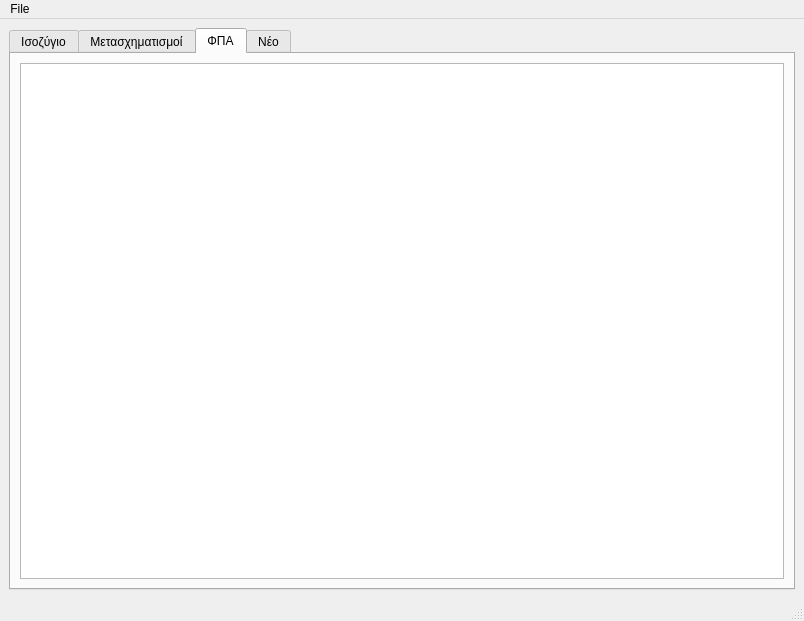
Above: fpagui.ui from tedlaz/fpa2022-gui before the change. Below: the same form after it.
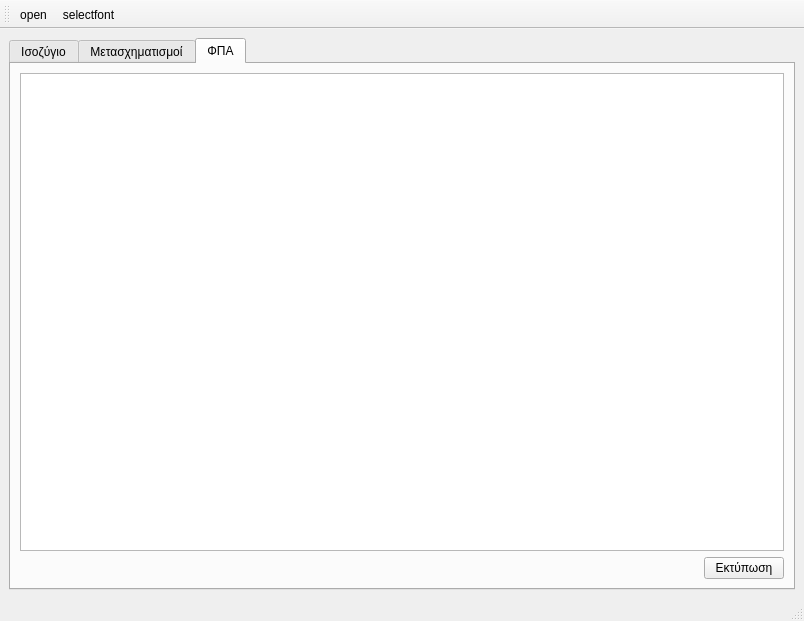
That is the form after the change. The open tabs and pages were chosen to show the change. Icons and pictures are not drawn.

What changed in the file:
```diff
--- a/fpagui.ui
+++ b/fpagui.ui
@@ -280,50 +280,69 @@
           </property>
          </widget>
         </item>
+        <item>
+         <layout class="QHBoxLayout" name="horizontalLayout_5">
+          <item>
+           <spacer name="horizontalSpacer_3">
+            <property name="orientation">
+             <enum>Qt::Horizontal</enum>
+            </property>
+            <property name="sizeHint" stdset="0">
+             <size>
+              <width>40</width>
+              <height>20</height>
+             </size>
+            </property>
+           </spacer>
+          </item>
+          <item>
+           <widget class="QPushButton" name="btnprint">
+            <property name="text">
+             <string>Εκτύπωση</string>
+            </property>
+           </widget>
+          </item>
+         </layout>
+        </item>
        </layout>
       </widget>
-      <widget class="QWidget" name="new_tab">
-       <attribute name="title">
-        <string>Νέο</string>
-       </attribute>
-      </widget>
      </widget>
     </item>
    </layout>
   </widget>
-  <widget class="QMenuBar" name="menubar">
-   <property name="geometry">
-    <rect>
-     <x>0</x>
-     <y>0</y>
-     <width>804</width>
-     <height>22</height>
-    </rect>
-   </property>
-   <widget class="QMenu" name="menuFile">
-    <property name="title">
-     <string>File</string>
-    </property>
-    <addaction name="actionOpen"/>
-   </widget>
-   <addaction name="menuFile"/>
-  </widget>
   <widget class="QStatusBar" name="statusbar"/>
-  <action name="actionOpen">
+  <widget class="QToolBar" name="toolBar">
+   <property name="windowTitle">
+    <string>toolBar</string>
+   </property>
+   <attribute name="toolBarArea">
+    <enum>TopToolBarArea</enum>
+   </attribute>
+   <attribute name="toolBarBreak">
+    <bool>false</bool>
+   </attribute>
+   <addaction name="actionopenfpa"/>
+   <addaction name="actionselectfont"/>
+  </widget>
+  <action name="actionopenfpa">
    <property name="icon">
     <iconset resource="resources.qrc">
      <normaloff>:/images/images/open.png</normaloff>:/images/images/open.png</iconset>
    </property>
    <property name="text">
-    <string>Open</string>
-   </property>
-   <property name="toolTip">
-    <string>Open isozygio file</string>
+    <string>open</string>
    </property>
   </action>
-  <action name="actionopenfpa">
+  <action name="actionselectfont">
+   <property name="icon">
+    <iconset resource="resources.qrc">
+     <normaloff>:/images/images/font.png</normaloff>:/images/images/font.png</iconset>
+   </property>
    <property name="text">
-    <string>openfpa</string>
+    <string>selectfont</string>
+   </property>
+   <property name="toolTip">
+    <string>Επιλογή γραμματοσειράς</string>
    </property>
   </action>
  </widget>
```
Left out of the diff: 41 changed lines with no effect on the pictures.
